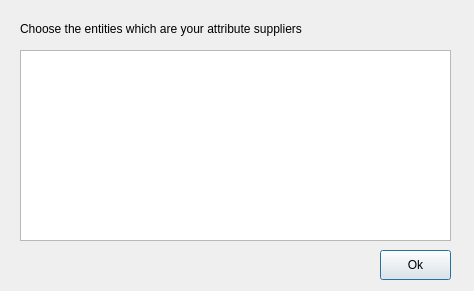
First picture: the form in pteid-mw-pt/_src/eidmw/scap-client-v2/attributesuppliers.ui, repository amagovpt/autenticacao.gov, before the edit.
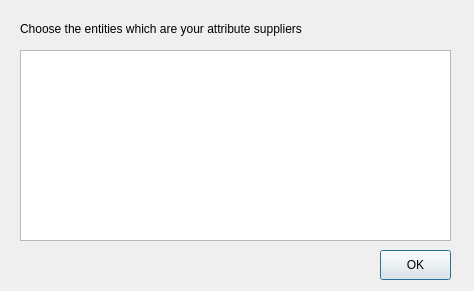
Second picture: the form after the edit. Icons and pictures are not drawn.

Diff of the .ui file:
```diff
--- a/pteid-mw-pt/_src/eidmw/scap-client-v2/attributesuppliers.ui
+++ b/pteid-mw-pt/_src/eidmw/scap-client-v2/attributesuppliers.ui
@@ -64,7 +64,7 @@
     </rect>
    </property>
    <property name="text">
-    <string>Ok</string>
+    <string>OK</string>
    </property>
   </widget>
   <widget class="QTreeWidget" name="suppliersList">
```
Left out of the diff: 2 changed lines with no effect on the pictures.
